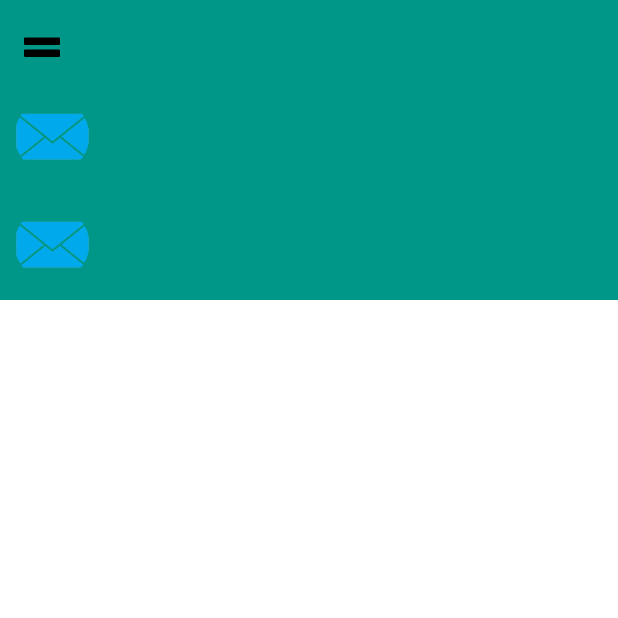
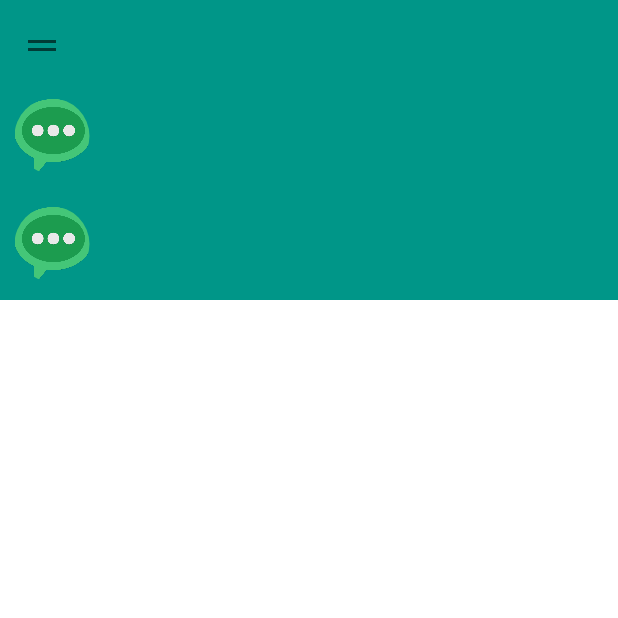
Before and after one commit to lsjkobe/Lsjwork, an Android app: the screen it shows after launch (MainActivity), on a phone screen of 412 x 824 dp, the top half of it. Run offline under Robolectric (Android 15) with nearby library versions, the phone set to English and light mode, and no system bars; our stand-ins replace CircleImageView; libraries missing offline, so code that uses them is left out: org.xutils.common, org.xutils.ex, org.xutils.http, org.xutils.x; 6 statements that could not run were skipped.

Commit message:
2016-2-28 20:03

```diff
--- a/lsjnews/src/main/java/com/lsj/lsjnews/MainActivity.java
+++ b/lsjnews/src/main/java/com/lsj/lsjnews/MainActivity.java
@@ -1,12 +1,12 @@
 package com.lsj.lsjnews;
 
 
-import android.content.res.Resources;
 import android.graphics.Color;
 import android.support.design.widget.CollapsingToolbarLayout;
-import android.support.design.widget.FloatingActionButton;
 import android.support.design.widget.Snackbar;
+import android.support.v4.widget.DrawerLayout;
 import android.support.v4.widget.SwipeRefreshLayout;
+import android.support.v7.app.ActionBarDrawerToggle;
 import android.support.v7.widget.DefaultItemAnimator;
 import android.support.v7.widget.GridLayoutManager;
 import android.support.v7.widget.LinearLayoutManager;
@@ -42,11 +42,12 @@ public class MainActivity extends MyBaseActivity implements SwipeRefreshLayout.O
     private SwipeRefreshLayout mSwipeRefreshLayout;
     private int page = 1;
 
-    private int count = 1;
+    private int count = 0;
     private long firClick = 0;
     private long secClick = 0;
 
     private CollapsingToolbarLayout mCollapsingToolbarLayout;
+    private DrawerLayout mLayDrawer;
     @Override
     protected void initView() {
         super.initView();
@@ -56,6 +57,7 @@ public class MainActivity extends MyBaseActivity implements SwipeRefreshLayout.O
         mSwipeRefreshLayout = (SwipeRefreshLayout) findViewById(R.id.swipe_news_list);
         mToolbar = (Toolbar) findViewById(R.id.tb_main_toolbar);
         mCollapsingToolbarLayout = (CollapsingToolbarLayout) findViewById(R.id.lay_main_top_collapsing);
+        mLayDrawer = (DrawerLayout) findViewById(R.id.lay_main_drawer);
 
         mSwipeRefreshLayout.setOnRefreshListener(this);
 
@@ -86,14 +88,24 @@ public class MainActivity extends MyBaseActivity implements SwipeRefreshLayout.O
 
     @Override
     protected void initData() {
+
+        initToolbar();
+        initRecycleDate();
+        baseLoadData();
+    }
+
+    private void initToolbar() {
         mCollapsingToolbarLayout.setTitle("科技热点");
+        //收缩时的title颜色
         mCollapsingToolbarLayout.setCollapsedTitleTextColor(getResources().getColor(R.color.bule));
         mCollapsingToolbarLayout.setExpandedTitleColor(Color.parseColor("#00000000"));
 
         setSupportActionBar(mToolbar);
-        getSupportActionBar().setLogo(R.mipmap.ic_menu);
-        initRecycleDate();
-        baseLoadData();
+//        getSupportActionBar().setLogo(R.mipmap.ic_menu);
+        ActionBarDrawerToggle toggle = new ActionBarDrawerToggle(this, mLayDrawer, mToolbar, R.string.app_name,
+                R.string.app_name);
+        mLayDrawer.setDrawerListener(toggle);
+        toggle.syncState();
     }
 
     private void initRecycleDate(){
--- a/lsjnews/src/main/java/com/lsj/lsjnews/adapter/TopMenuRecyclerAdapter.java
+++ b/lsjnews/src/main/java/com/lsj/lsjnews/adapter/TopMenuRecyclerAdapter.java
@@ -27,7 +27,7 @@ public class TopMenuRecyclerAdapter extends RecyclerView.Adapter<MenuViewHolder>
 
     @Override
     public void onBindViewHolder(MenuViewHolder holder, int position) {
-            holder.mImgItem.setImageResource(R.mipmap.ic_1);
+            holder.mImgItem.setImageResource(R.mipmap.ic_5);
 
     }
 
--- a/lsjnews/src/main/res/layout/activity_main.xml
+++ b/lsjnews/src/main/res/layout/activity_main.xml
@@ -1,6 +1,7 @@
 <android.support.v4.widget.DrawerLayout
     xmlns:android="http://schemas.android.com/apk/res/android"
     xmlns:app="http://schemas.android.com/apk/res-auto"
+    android:id="@+id/lay_main_drawer"
     android:layout_width="match_parent"
     android:layout_height="match_parent">
 <android.support.design.widget.CoordinatorLayout
--- a/lsjnews/src/main/res/layout/layout_item.xml
+++ b/lsjnews/src/main/res/layout/layout_item.xml
@@ -7,6 +7,7 @@
     <android.support.v7.widget.CardView
         android:id="@+id/awesome_card"
         style="@style/CardView"
+        android:foreground="?android:attr/selectableItemBackground"
         android:layout_width="match_parent"
         android:layout_height="160dp"
         android:layout_gravity="center_horizontal"
```
Also changed, not shown: lsjnews/src/main/java/com/lsj/lsjnews/adapter/MyRecyclerViewAdapter.java (+15 -0 lines).
